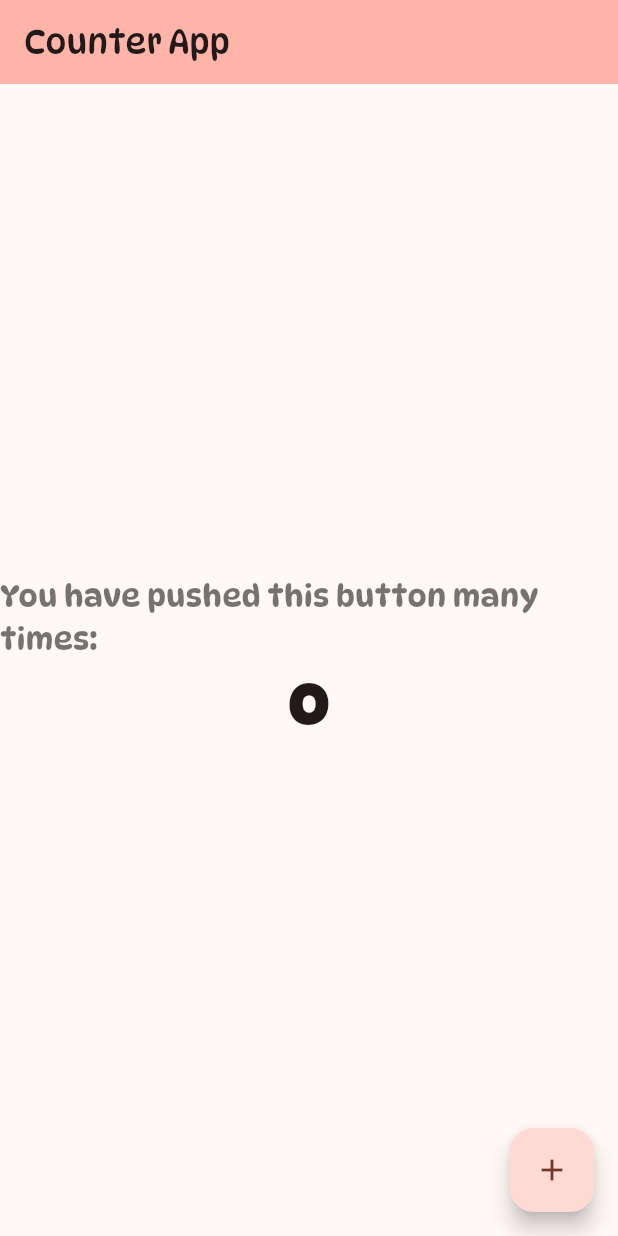
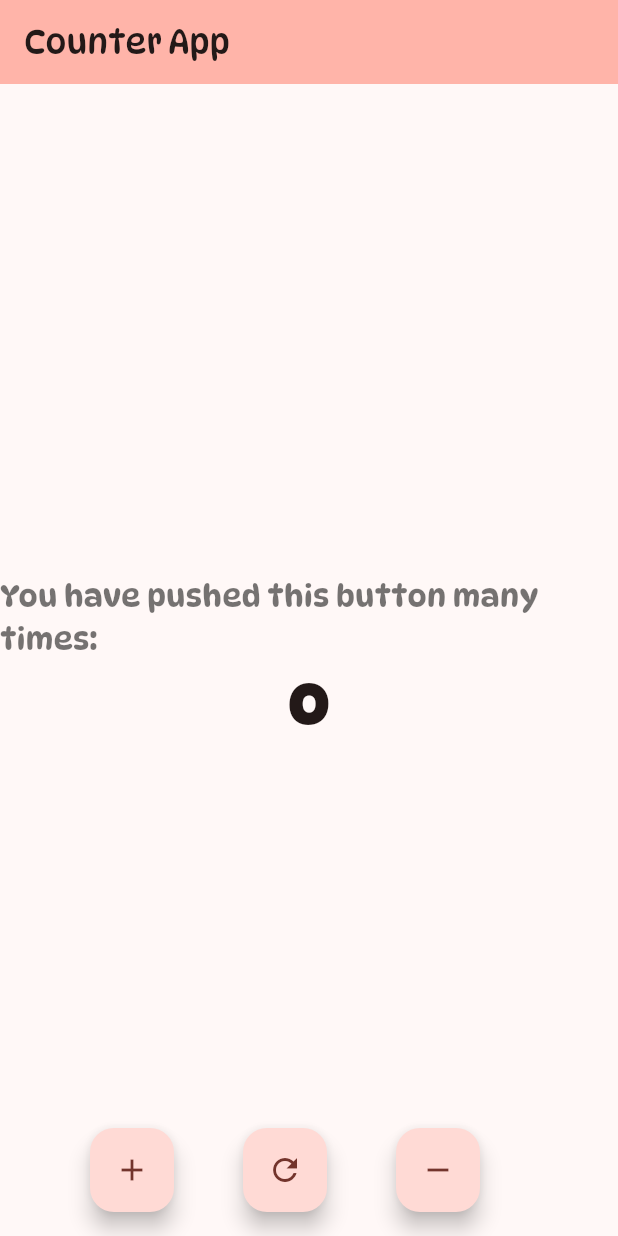
Before and after one commit to Faizanurl/provider_screen, a Flutter app: the screen it shows after launch, on a phone screen of 412 x 824 dp. Run offline on Flutter 3.47's test engine with Material 3 defaults, Android fonts, the phone set to English and light mode, and no system bars.

Commit message:
add buttons

```diff
--- a/lib/main.dart
+++ b/lib/main.dart
@@ -63,10 +63,31 @@ class MyHomePage extends StatelessWidget {
         ),
       ),
 
-      floatingActionButton: FloatingActionButton(
-        onPressed: counter.increment,
-        tooltip: 'Increment',
-          child: const Icon(Icons.add),
+      floatingActionButton: Row( mainAxisAlignment: MainAxisAlignment.spaceBetween,
+        children: [
+          SizedBox(width: 30,),
+
+          FloatingActionButton(
+            onPressed: counter.increment,
+            tooltip: 'Increment',
+              child: const Icon(Icons.add),
+          ),
+
+
+          FloatingActionButton(
+            onPressed: counter.reset,
+            tooltip: 'Reset',
+              child: const Icon(Icons.refresh),
+          ),
+
+          FloatingActionButton(
+            onPressed: counter.decrement,
+            tooltip: 'Decrement',
+              child: const Icon(Icons.remove),
+          ),
+          SizedBox(width: 30,),
+
+        ],
       ),
 
 
```
Also changed, not shown: lib/component/counter_provider.dart (+8 -0 lines).
